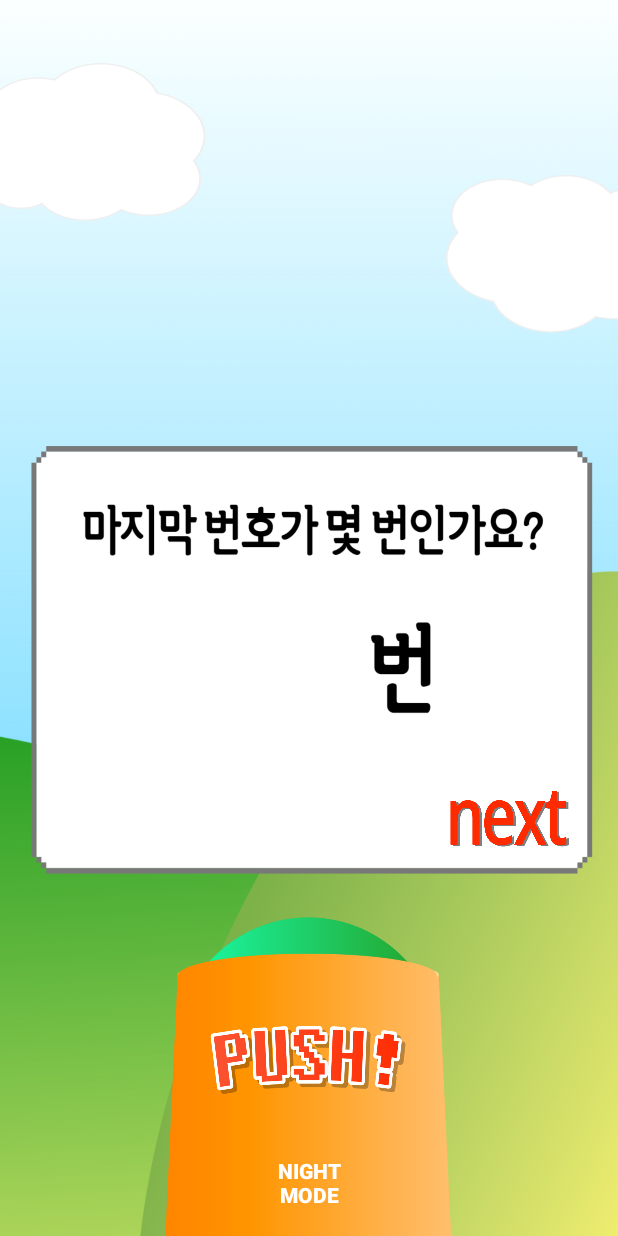
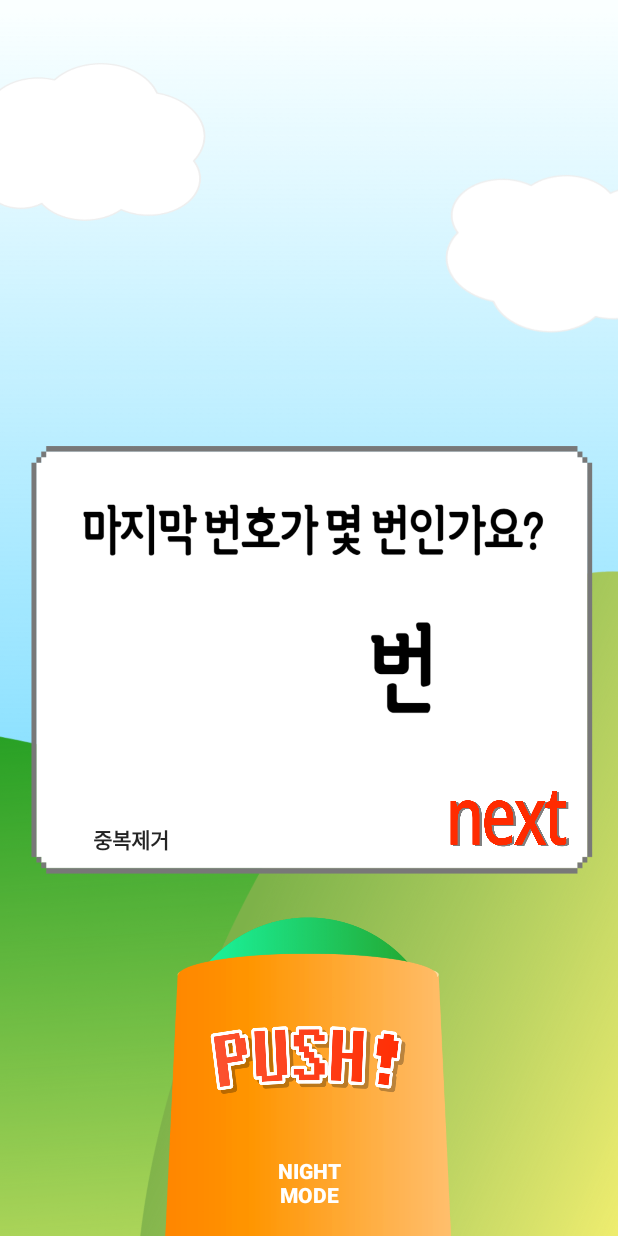
Before and after one commit to roncan1/RandomCannon, an Android app: the screen it shows after launch (MainActivity), on a phone screen of 412 x 824 dp. Run offline under Robolectric (Android 15) with nearby library versions, the phone set to English and light mode, and no system bars.

Commit message:
Update activity_main.xml

```diff
--- a/app/src/main/res/layout/activity_main.xml
+++ b/app/src/main/res/layout/activity_main.xml
@@ -47,6 +47,7 @@
         android:layout_height="wrap_content"
         android:text="중복제거"
         android:textStyle="bold"
+        android:textColor="#242424"
         app:layout_constraintBottom_toBottomOf="parent"
         app:layout_constraintEnd_toStartOf="@+id/Button_next"
         app:layout_constraintHorizontal_bias="0.153"
```
